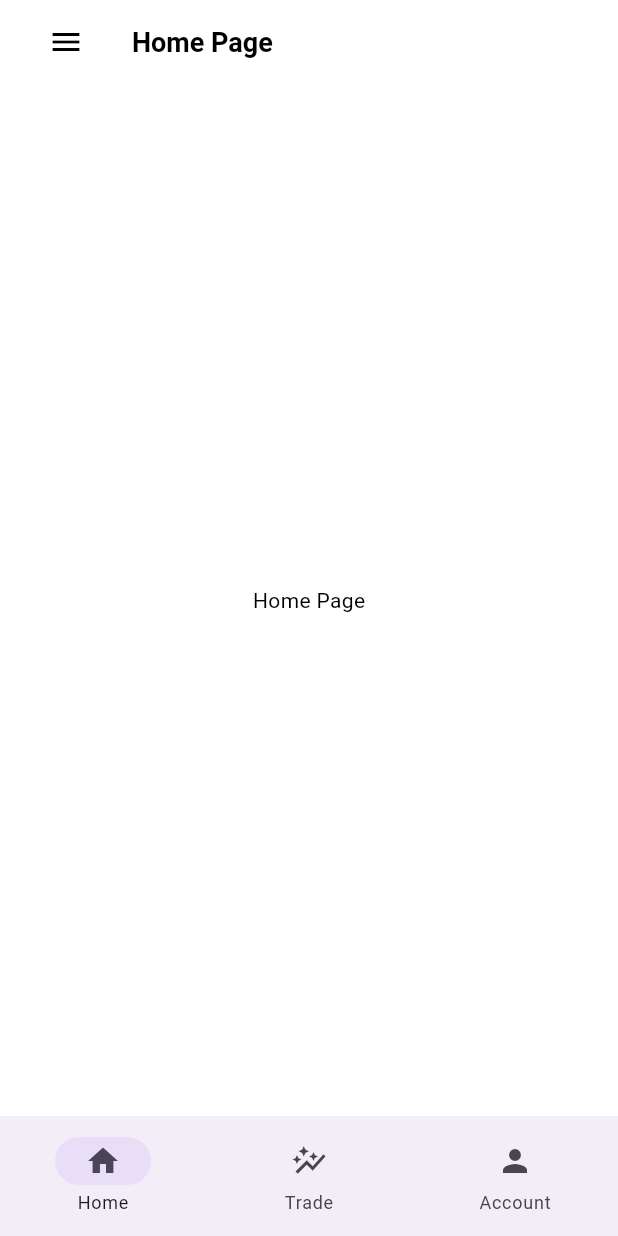
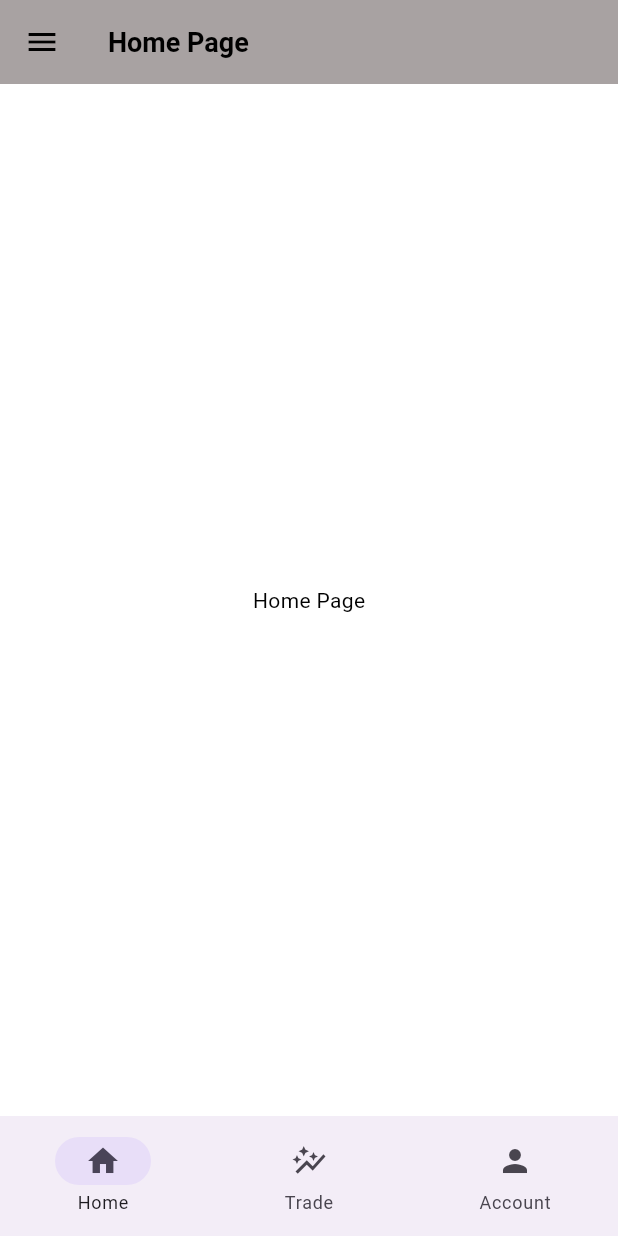
Before and after one commit to Vaishnavi-N-R/simulator, a Flutter app: the screen it shows after launch, on a phone screen of 412 x 824 dp. Run offline on Flutter 3.47's test engine with Material 3 defaults, Android fonts, the phone set to English and light mode, and no system bars; our stand-ins replace get; Roboto replaces fonts that are missing (Poppins).

Commit message:
final starter

```diff
--- a/lib/theme/custom_themes/appbar_theme.dart
+++ b/lib/theme/custom_themes/appbar_theme.dart
@@ -7,23 +7,21 @@ class TAppBarTheme {
       elevation: 0,
       centerTitle: false,
       scrolledUnderElevation: 0,
-    backgroundColor: Colors.transparent,
+      backgroundColor: Color.fromARGB(255, 168, 162, 162),
       surfaceTintColor: Colors.transparent,
       iconTheme: IconThemeData(color: Colors.black, size: 24),
       actionsIconTheme: IconThemeData(color: Colors.black, size: 24),
-    titleTextStyle: TextStyle(fontSize: 18.0,fontWeight: FontWeight.w600,color: Colors.black)
-  );
-
+      titleTextStyle: TextStyle(
+          fontSize: 18.0, fontWeight: FontWeight.w600, color: Colors.black));
 
   static const darkAppBarTheme = AppBarTheme(
       elevation: 0,
       centerTitle: false,
       scrolledUnderElevation: 0,
-    backgroundColor: Colors.transparent,
+      backgroundColor: Color.fromARGB(255, 69, 68, 68),
       surfaceTintColor: Colors.transparent,
-    iconTheme: IconThemeData(color: Colors.black, size: 24),
+      iconTheme: IconThemeData(color: Colors.white, size: 24),
       actionsIconTheme: IconThemeData(color: Colors.black, size: 24),
-    titleTextStyle: TextStyle(fontSize: 18.0,fontWeight: FontWeight.w600,color: Colors.black)
-
-  );
+      titleTextStyle: TextStyle(
+          fontSize: 18.0, fontWeight: FontWeight.w600, color: Colors.white));
 }
--- a/lib/widgets/appbar/appbar.dart
+++ b/lib/widgets/appbar/appbar.dart
@@ -22,7 +22,7 @@ class TAppBar extends StatelessWidget implements PreferredSizeWidget {
   @override
   Widget build(BuildContext context) {
     return Padding(
-      padding: const EdgeInsets.symmetric(horizontal: TSizes.md),
+      padding: const EdgeInsets.symmetric(horizontal:0),
       child: AppBar(
         automaticallyImplyLeading: false,
         leading: leadingIcon != null
```
Also changed, not shown: 3 other files. Lines whose indentation alone changed are shown as unchanged.
